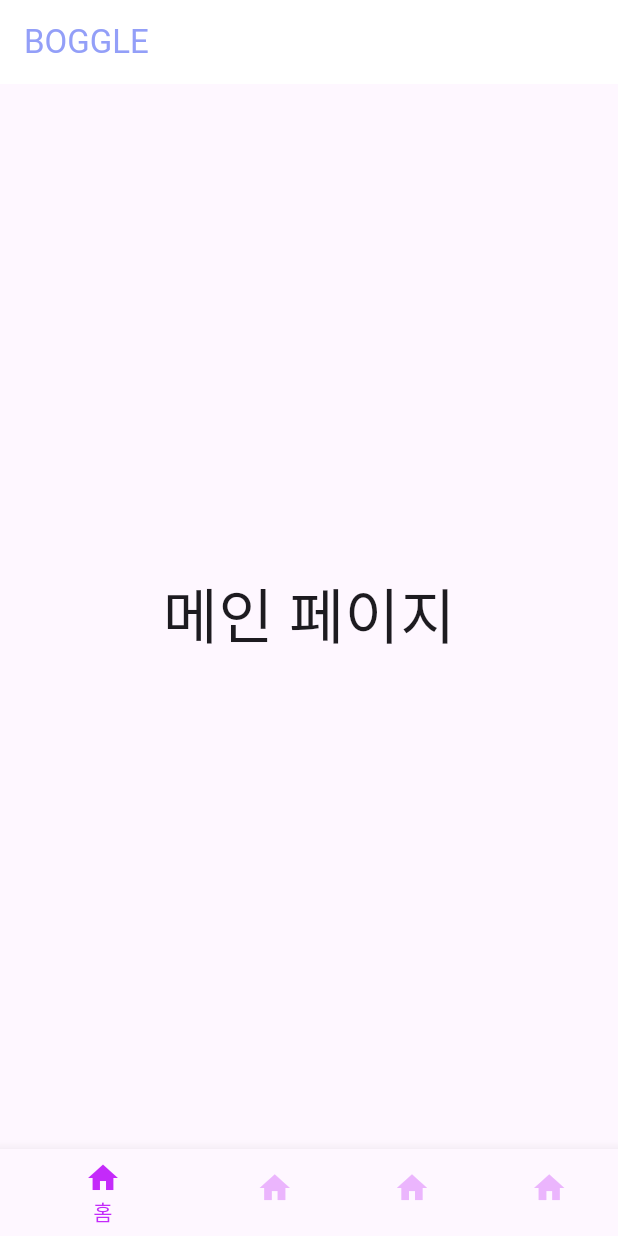
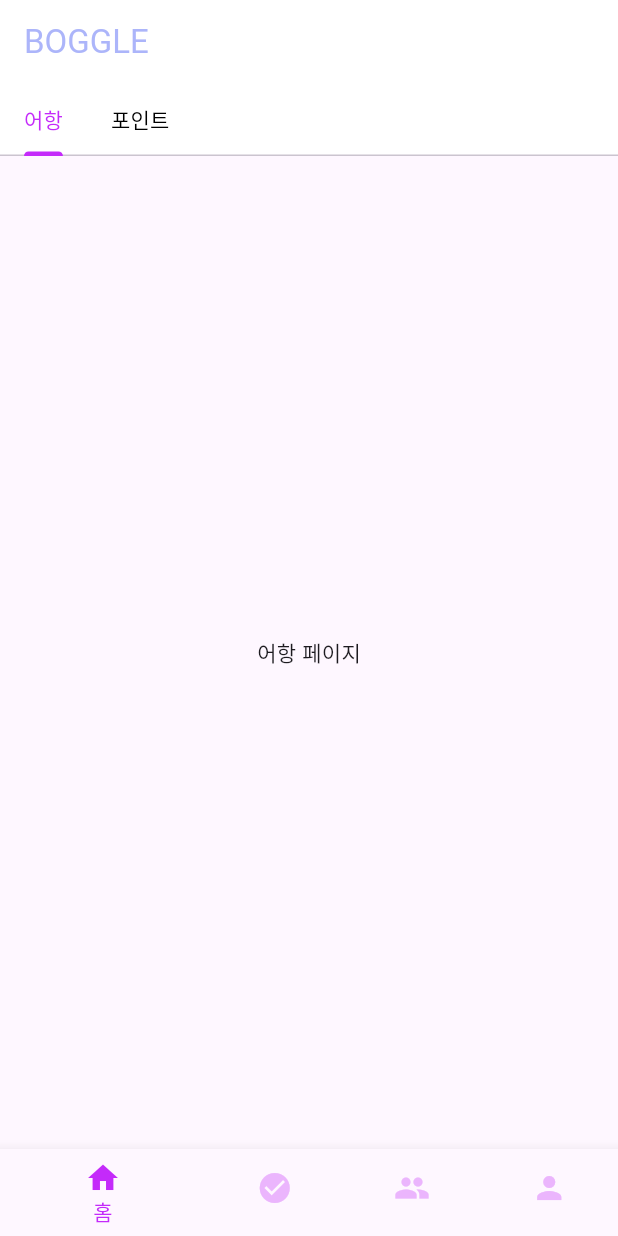
Before and after one commit to kminnyes/BOGGLE, a Flutter app: the MyHomePage screen opened directly, on a phone screen of 412 x 824 dp. Run offline on Flutter 3.47's test engine with Material 3 defaults, Android fonts, the phone set to English and light mode, and no system bars; our stand-ins replace image_picker, percent_indicator.

Commit message:
하단바 아이콘 변경, 메인 페이지 상단 탭 추가, 색깔 추가

```diff
--- a/lib/community.dart
+++ b/lib/community.dart
@@ -67,9 +67,9 @@ class _CommunityState extends State<Community> {
         unselectedItemColor: Color.fromARGB(255, 235, 181, 253),
         items: <BottomNavigationBarItem>[
           BottomNavigationBarItem(label: '홈', icon: Icon(Icons.home)),
-          BottomNavigationBarItem(label: '실천', icon: Icon(Icons.home)),
-          BottomNavigationBarItem(label: '커뮤니티', icon: Icon(Icons.home)),
-          BottomNavigationBarItem(label: 'MY', icon: Icon(Icons.home))
+          BottomNavigationBarItem(label: '실천', icon: Icon(Icons.check_circle)),
+          BottomNavigationBarItem(label: '커뮤니티', icon: Icon(Icons.group)),
+          BottomNavigationBarItem(label: 'MY', icon: Icon(Icons.person))
         ],
       ),
     );
--- a/lib/login_page.dart
+++ b/lib/login_page.dart
@@ -3,6 +3,7 @@ import 'package:boggle/find_id_page.dart';
 import 'package:boggle/find_pw_page.dart';
 import 'package:boggle/register_page.dart';
 import 'package:boggle/do_list.dart';
+import 'package:boggle/myhome.dart';
 
 class LoginPage extends StatefulWidget {
   const LoginPage({super.key});
@@ -21,7 +22,7 @@ class _LoginPageState extends State<LoginPage> {
 
     if (id.isNotEmpty && password.isNotEmpty) {
       Navigator.of(context).push(MaterialPageRoute(builder: (context) {
-        return const DoList();
+        return MyHomePage();
       }));
     } else {
       showDialog(
@@ -91,7 +92,7 @@ class _LoginPageState extends State<LoginPage> {
                 onPressed: () {
                   Navigator.push(
                     context,
-                              MaterialPageRoute(builder: (context)=>const DoList()),
+                    MaterialPageRoute(builder: (context) => const DoList()),
                   );
                 },
                 //페이지 연결 확인을 위한 임시 코드
--- a/lib/myhome.dart
+++ b/lib/myhome.dart
@@ -38,21 +38,34 @@ class _MyHomePageState extends State<MyHomePage> {
 
   @override
   Widget build(BuildContext context) {
-    return Scaffold(
+    return DefaultTabController(
+      length: 2, // 상단 탭의 수
+      child: Scaffold(
         appBar: AppBar(
           automaticallyImplyLeading: false,
           backgroundColor: Color.fromARGB(255, 255, 255, 255),
           title: Text(
             'BOGGLE',
-          style: TextStyle(color: Color.fromARGB(255, 147, 159, 248)),
+            style: TextStyle(color: Color.fromARGB(196, 147, 159, 248)),
           ),
           centerTitle: false,
+          bottom: TabBar(
+            tabAlignment: TabAlignment.start, // 탭을 왼쪽으로 정렬
+            isScrollable: true, // 탭이 스크롤 가능하게 설정
+            tabs: [
+              Tab(text: '어항'),
+              Tab(text: '포인트'),
+            ],
+            indicatorColor: Color.fromARGB(255, 196, 42, 250), // 인디케이터 색상
+            labelColor: Color.fromARGB(255, 196, 42, 250), // 선택된 탭의 색상
+            unselectedLabelColor: Colors.black, // 선택되지 않은 탭의 색상
           ),
-      body: Center(
-        child: Text(
-          '메인 페이지',
-          style: TextStyle(fontSize: 40),
         ),
+        body: TabBarView(
+          children: [
+            Center(child: Text('어항 페이지')),
+            Center(child: Text('포인트 페이지')),
+          ],
         ),
         bottomNavigationBar: BottomNavigationBar(
           onTap: (index) {
@@ -66,10 +79,12 @@ class _MyHomePageState extends State<MyHomePage> {
           unselectedItemColor: Color.fromARGB(255, 235, 181, 253),
           items: <BottomNavigationBarItem>[
             BottomNavigationBarItem(label: '홈', icon: Icon(Icons.home)),
-          BottomNavigationBarItem(label: '실천', icon: Icon(Icons.home)),
-          BottomNavigationBarItem(label: '커뮤니티', icon: Icon(Icons.home)),
-          BottomNavigationBarItem(label: 'MY', icon: Icon(Icons.home))
+            BottomNavigationBarItem(
+                label: '실천', icon: Icon(Icons.check_circle)),
+            BottomNavigationBarItem(label: '커뮤니티', icon: Icon(Icons.group)),
+            BottomNavigationBarItem(label: 'MY', icon: Icon(Icons.person))
           ],
+        ),
       ),
     );
   }
```
Also changed, not shown: lib/mypage.dart (+10 -8 lines). Lines whose indentation alone changed are shown as unchanged.
